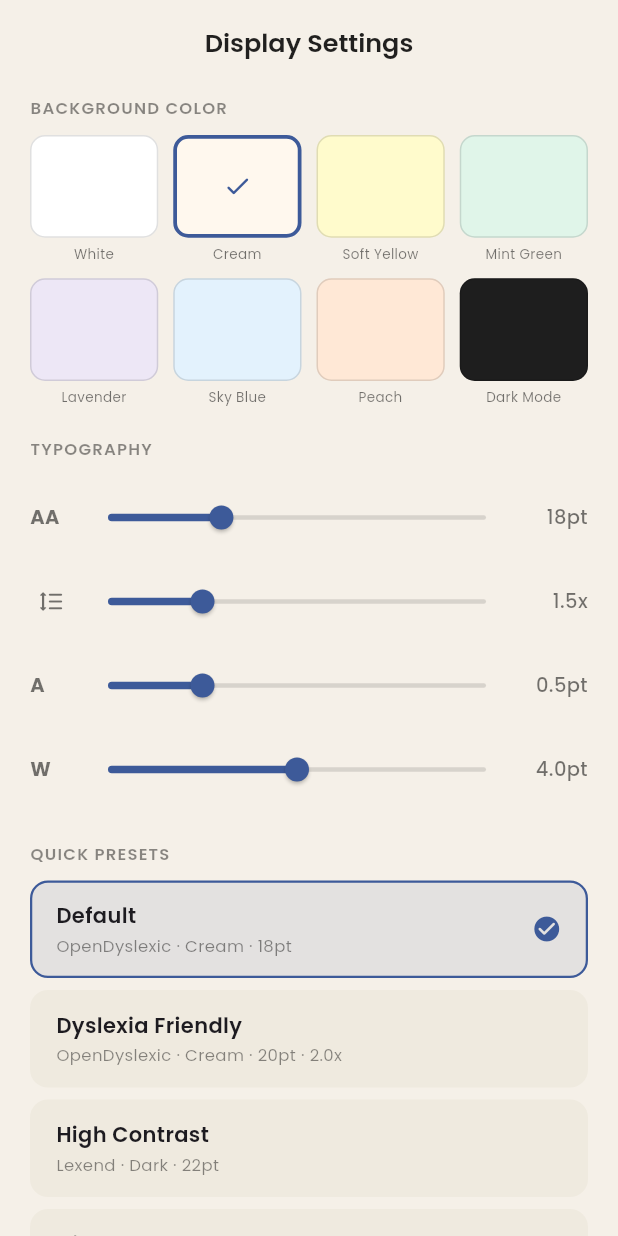
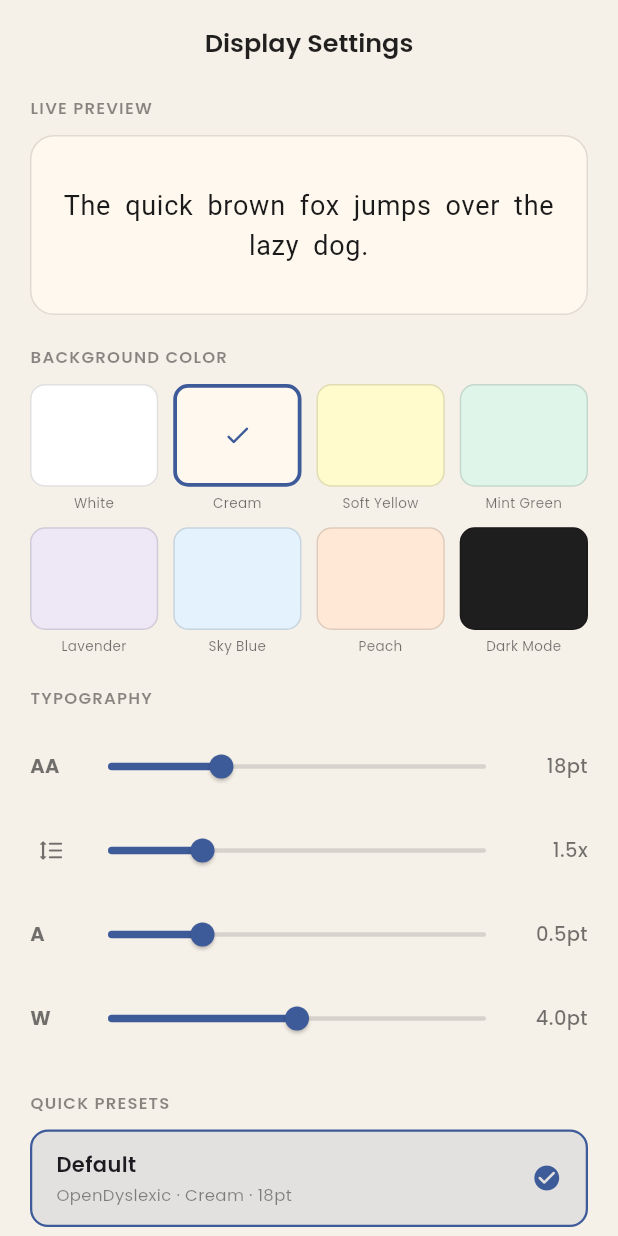
Before and after one commit to airlanggawicaksono/dislexia, a Flutter app: the DisplaySettingsPage screen opened by its route, on a phone screen of 412 x 824 dp. Run offline on Flutter 3.47's test engine with Material 3 defaults, Android fonts, the phone set to English and light mode, and no system bars; our stand-ins replace dio, easy_localization, equatable, flutter_bloc, flutter_screenutil, flutter_secure_storage and 7 more; accounts and stored records are empty.

Commit message:
feat: add live preview

```diff
--- a/dyslexia/lib/src/features/display_settings/presentation/pages/display_settings_page.dart
+++ b/dyslexia/lib/src/features/display_settings/presentation/pages/display_settings_page.dart
@@ -1,6 +1,7 @@
 import 'package:flutter/material.dart';
 import 'package:flutter_bloc/flutter_bloc.dart';
 
+import '../../data/models/display_settings_model.dart';
 import '../../domain/entities/display_settings_entity.dart';
 import '../bloc/display_settings/display_settings_bloc.dart';
 
@@ -32,6 +33,11 @@ class DisplaySettingsPage extends StatelessWidget {
           return ListView(
             padding: const EdgeInsets.symmetric(horizontal: 20, vertical: 8),
             children: [
+              _Section(
+                title: 'LIVE PREVIEW',
+                child: _PreviewCard(settings: s),
+              ),
+              const SizedBox(height: 20),
               _Section(
                 title: 'BACKGROUND COLOR',
                 child: _ColorGrid(
@@ -113,6 +119,63 @@ class DisplaySettingsPage extends StatelessWidget {
         DisplayPreset.dyslexiaFriendly => 'OpenDyslexic · Cream · 20pt · 2.0x',
         DisplayPreset.highContrast => 'Lexend · Dark · 22pt',
         DisplayPreset.nightMode => 'Lexend · Dark · 18pt',
+      };
+}
+
+// ── Live preview ─────────────────────────────────────────────────────────────
+
+class _PreviewCard extends StatelessWidget {
+  final DisplaySettingsModel settings;
+
+  const _PreviewCard({required this.settings});
+
+  static const _themeColors = {
+    AppColorTheme.white: (Color(0xFFFFFFFF), Color(0xFF1A1A1A)),
+    AppColorTheme.cream: (Color(0xFFFFF8EE), Color(0xFF1A1A1A)),
+    AppColorTheme.softYellow: (Color(0xFFFFFBCC), Color(0xFF1A1A1A)),
+    AppColorTheme.mintGreen: (Color(0xFFE0F5E9), Color(0xFF1A1A1A)),
+    AppColorTheme.lavender: (Color(0xFFEDE7F6), Color(0xFF1A1A1A)),
+    AppColorTheme.skyBlue: (Color(0xFFE3F2FD), Color(0xFF1A1A1A)),
+    AppColorTheme.peach: (Color(0xFFFFE8D6), Color(0xFF1A1A1A)),
+    AppColorTheme.dark: (Color(0xFF1E1E1E), Color(0xFFE8E8E8)),
+  };
+
+  @override
+  Widget build(BuildContext context) {
+    final bg = _themeColors[settings.colorTheme]?.$1 ?? const Color(0xFFFFF8EE);
+    final fg = _themeColors[settings.colorTheme]?.$2 ?? const Color(0xFF1A1A1A);
+
+    return Container(
+      height: 120,
+      decoration: BoxDecoration(
+        color: bg,
+        borderRadius: BorderRadius.circular(16),
+        border: Border.all(color: Colors.black12),
+      ),
+      padding: const EdgeInsets.all(16),
+      child: Center(
+        child: Text(
+          'The quick brown fox jumps over the lazy dog.\nReading should feel comfortable and natural.',
+          textAlign: TextAlign.center,
+          maxLines: 2,
+          style: TextStyle(
+            fontSize: settings.fontSize,
+            fontFamily: _fontFamily(settings.font),
+            color: fg,
+            height: settings.lineSpacing,
+            letterSpacing: settings.letterSpacing,
+            wordSpacing: settings.wordSpacing,
+          ),
+        ),
+      ),
+    );
+  }
+
+  String _fontFamily(DyslexiaFont font) => switch (font) {
+        DyslexiaFont.openDyslexic => 'OpenDyslexic',
+        DyslexiaFont.lexend => 'Lexend',
+        DyslexiaFont.arial => 'Arial',
+        DyslexiaFont.verdana => 'Verdana',
       };
 }
 
@@ -326,7 +389,7 @@ class _PresetTile extends StatelessWidget {
   }
 }
 
-// ── Section wrapper ──────────────────────────────────────────────────────────
+// ── Section wrapper ─────────────────────────────────────────────────────────
 
 class _Section extends StatelessWidget {
   final String title;
```
